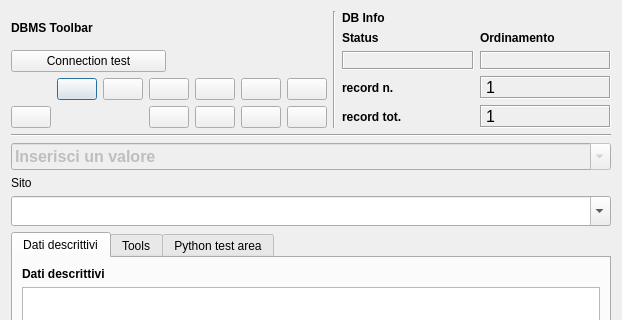
The window that gui/ui/Site.ui (pyarchinit/pyarchinit) describes before a commit, drawn with Qt 5; both pictures show x 0 to 622 and y 0 to 320 of the 622 by 670 pixel window.
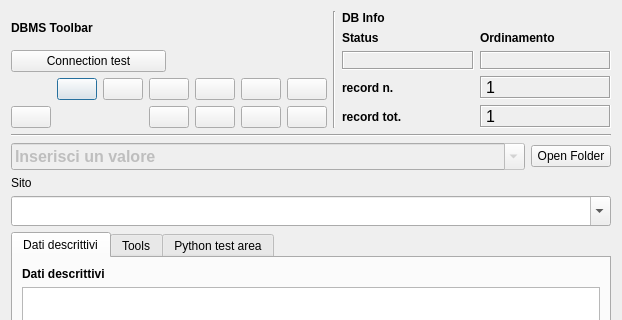
The same window after the commit. Icons and pictures are not drawn.

Commit message: add open site directoryt in site tab

```diff
--- a/gui/ui/Site.ui
+++ b/gui/ui/Site.ui
@@ -25,8 +25,6 @@
   </property>
   <layout class="QGridLayout" name="gridLayout_7">
    <item row="0" column="0">
-    <layout class="QVBoxLayout" name="verticalLayout_2">
-     <item>
       <layout class="QHBoxLayout" name="horizontalLayout">
        <item>
         <layout class="QGridLayout" name="gridLayout_2">
@@ -488,9 +486,7 @@
        </item>
       </layout>
      </item>
-     <item>
-      <layout class="QVBoxLayout" name="verticalLayout">
-       <item>
+   <item row="1" column="0">
         <widget class="Line" name="line_8">
          <property name="font">
           <font>
@@ -503,11 +499,19 @@
          </property>
         </widget>
        </item>
+   <item row="2" column="0">
+    <layout class="QHBoxLayout" name="horizontalLayout_7">
        <item>
         <widget class="QComboBox" name="comboBox_sito">
          <property name="enabled">
           <bool>false</bool>
          </property>
+       <property name="sizePolicy">
+        <sizepolicy hsizetype="Expanding" vsizetype="Fixed">
+         <horstretch>0</horstretch>
+         <verstretch>0</verstretch>
+        </sizepolicy>
+       </property>
          <property name="minimumSize">
           <size>
            <width>0</width>
@@ -547,6 +551,15 @@
         </widget>
        </item>
        <item>
+      <widget class="QPushButton" name="pbnOpenSiteDirectory">
+       <property name="text">
+        <string>Open Folder</string>
+       </property>
+      </widget>
+     </item>
+    </layout>
+   </item>
+   <item row="3" column="0">
         <widget class="QLabel" name="label">
          <property name="text">
           <string>Sito</string>
@@ -1005,10 +1018,6 @@
           </layout>
          </widget>
         </widget>
-       </item>
-      </layout>
-     </item>
-    </layout>
    </item>
   </layout>
  </widget>
```
Left out of the diff: 4 changed lines with no effect on the pictures. Lines whose indentation alone changed are shown as unchanged. The commit also changes 3 other files.
